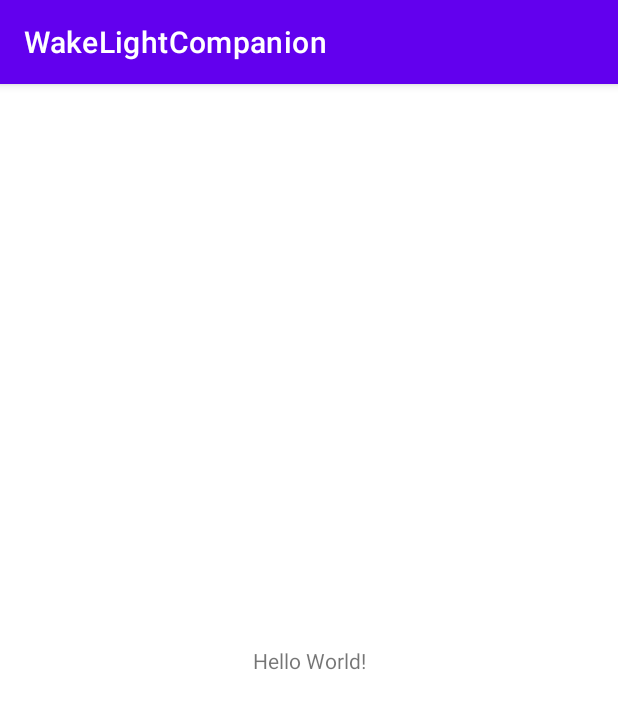
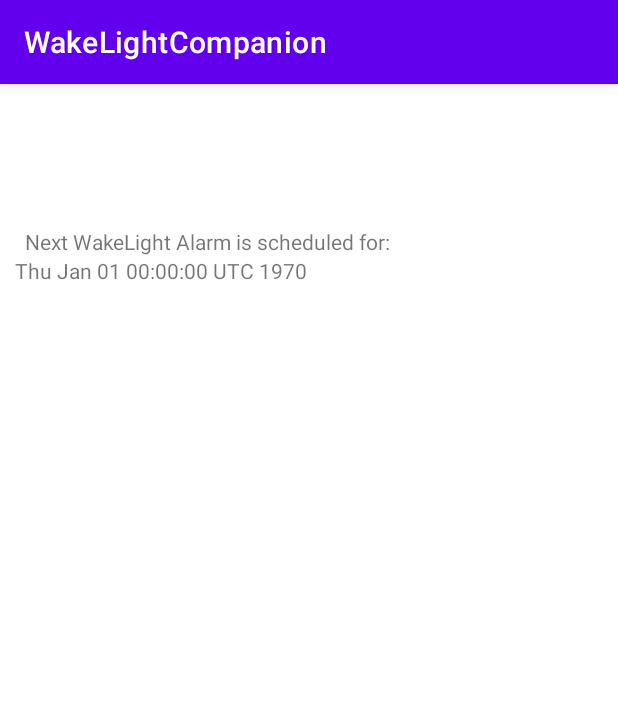
Before and after one commit to richardswesterhof/wakelight_companion, an Android app: the screen it shows after launch (MainActivity), on a phone screen of 412 x 824 dp. Shown: the top 709 px of the screen. Run offline under Robolectric (Android 15) with nearby library versions, the phone set to English and light mode, and no system bars.

Commit message:
made wakelight alarms persist after reboots

```diff
--- a/app/src/main/java/com/richardswesterhof/wakelightcompanion/MainActivity.kt
+++ b/app/src/main/java/com/richardswesterhof/wakelightcompanion/MainActivity.kt
@@ -3,13 +3,18 @@ package com.richardswesterhof.wakelightcompanion
 import android.app.*
 import android.content.Context
 import android.os.Bundle
+import android.view.View
+import android.widget.TextView
 import androidx.appcompat.app.AppCompatActivity
+import java.util.*
 
-// yes this is hella ugly but idgaf
+
 class MainActivity : AppCompatActivity() {
     override fun onCreate(savedInstanceState: Bundle?) {
         super.onCreate(savedInstanceState)
         setContentView(R.layout.activity_main)
+
+        replacePlaceholders()
 
         val enableNotifCat = getString(R.string.notif_cat_enable_name)
         val enableNotifDesc = getString(R.string.notif_cat_enable_desc)
@@ -17,12 +22,34 @@ class MainActivity : AppCompatActivity() {
         val stopNotifCat = getString(R.string.notif_cat_stop_name)
         val stopNotifDesc = getString(R.string.notif_cat_stop_desc)
 
-        createNotificationChannel(enableNotifCat, enableNotifDesc, NotificationManager.IMPORTANCE_HIGH, getString(R.string.notif_cat_enable_id))
-        createNotificationChannel(stopNotifCat, stopNotifDesc, NotificationManager.IMPORTANCE_LOW, getString(R.string.notif_cat_stop_id))
+        createNotificationChannel(
+            enableNotifCat, enableNotifDesc, NotificationManager.IMPORTANCE_HIGH, getString(
+                R.string.notif_cat_enable_id
+            )
+        )
+        createNotificationChannel(
+            stopNotifCat, stopNotifDesc, NotificationManager.IMPORTANCE_LOW, getString(
+                R.string.notif_cat_stop_id
+            )
+        )
     }
 
 
-    private fun createNotificationChannel(name: String, descriptionText: String, importance: Int, id: String) {
+    private fun replacePlaceholders() {
+        val textView = findViewById<View>(R.id.text_next_user_alarm) as TextView
+        val sharedPrefs = this.getSharedPreferences(getString(R.string.preference_file_store_alarms), Context.MODE_PRIVATE)
+        val nextAlarm = sharedPrefs.getLong("nextAlarmMillis", 0)
+        val nextDate = Date(nextAlarm)
+        textView.text = nextDate.toString()
+    }
+
+
+    private fun createNotificationChannel(
+        name: String,
+        descriptionText: String,
+        importance: Int,
+        id: String
+    ) {
         val channel = NotificationChannel(id, name, importance).apply {
             description = descriptionText
         }
--- a/app/src/main/res/layout/activity_main.xml
+++ b/app/src/main/res/layout/activity_main.xml
@@ -7,12 +7,27 @@
     tools:context=".MainActivity">
 
     <TextView
+        android:id="@+id/text_next_user_alarm"
         android:layout_width="wrap_content"
         android:layout_height="wrap_content"
-        android:text="Hello World!"
+        android:text="@string/loading"
         app:layout_constraintBottom_toBottomOf="parent"
+        app:layout_constraintHorizontal_bias="0.045"
         app:layout_constraintLeft_toLeftOf="parent"
         app:layout_constraintRight_toRightOf="parent"
-        app:layout_constraintTop_toTopOf="parent" />
+        app:layout_constraintTop_toTopOf="parent"
+        app:layout_constraintVertical_bias="0.153" />
+
+    <TextView
+        android:id="@+id/text_next_user_alarm2"
+        android:layout_width="wrap_content"
+        android:layout_height="wrap_content"
+        android:text="@string/next_alarm_scheduled"
+        app:layout_constraintBottom_toBottomOf="parent"
+        app:layout_constraintHorizontal_bias="0.098"
+        app:layout_constraintLeft_toLeftOf="parent"
+        app:layout_constraintRight_toRightOf="parent"
+        app:layout_constraintTop_toTopOf="parent"
+        app:layout_constraintVertical_bias="0.127" />
 
 </androidx.constraintlayout.widget.ConstraintLayout>
--- a/app/src/main/res/values/strings.xml
+++ b/app/src/main/res/values/strings.xml
@@ -1,12 +1,14 @@
 <!-- hackeroonies that allow us to reuse certain strings in XML -->
 <!DOCTYPE resources [
-    <!ENTITY package_prefix "com.richardswesterhof.wakelightcompanion">
+    <!ENTITY package_prefix "com.richardswesterhof.wakelightcompanion.">
     ]
 >
 
 <resources>
-    <!-- general app metadata -->
+    <!-- general app metadata and internally used string -->
     <string name="app_name">WakeLightCompanion</string>
+    <string name="loading">Loading…</string>
+    <string name="preference_file_store_alarms">&package_prefix;alarms</string>
 
     <!--
         wrappers around the entity resources defined at the top of this file,
@@ -14,17 +16,19 @@
     -->
     <string name="package_prefix">&package_prefix;</string>
 
+    <string name="next_alarm_scheduled">Next WakeLight Alarm is scheduled for: </string>
+
     <!-- notifications -->
         <!-- categories -->
             <!-- wakelight enable -->
     <string name="notif_cat_enable_name">Wakelight Enable Option</string>
     <string name="notif_cat_enable_desc">Notifications that ask you if want to enable your WakeLight for your next upcoming alarm.</string>
-    <string name="notif_cat_enable_id" translatable="false">&package_prefix;.wakelight_enable</string>
+    <string name="notif_cat_enable_id" translatable="false">&package_prefix;wakelight_enable</string>
 
             <!-- wakelight stop -->
     <string name="notif_cat_stop_name">Wakelight Stop Button</string>
     <string name="notif_cat_stop_desc">Notifications that let you stop the WakeLight when it is going off.</string>
-    <string name="notif_cat_stop_id" translatable="false">&package_prefix;.wakelight_stop</string>
+    <string name="notif_cat_stop_id" translatable="false">&package_prefix;wakelight_stop</string>
 
         <!-- individual notifications -->
             <!-- ask enable -->
```
Also changed, not shown: app/src/main/java/com/richardswesterhof/wakelightcompanion/broadcast_receivers/AlarmReSetter.kt (+16 -1 lines), app/src/main/java/com/richardswesterhof/wakelightcompanion/broadcast_receivers/WakeLightEnableRequestReceiver.kt (+17 -1 lines).
